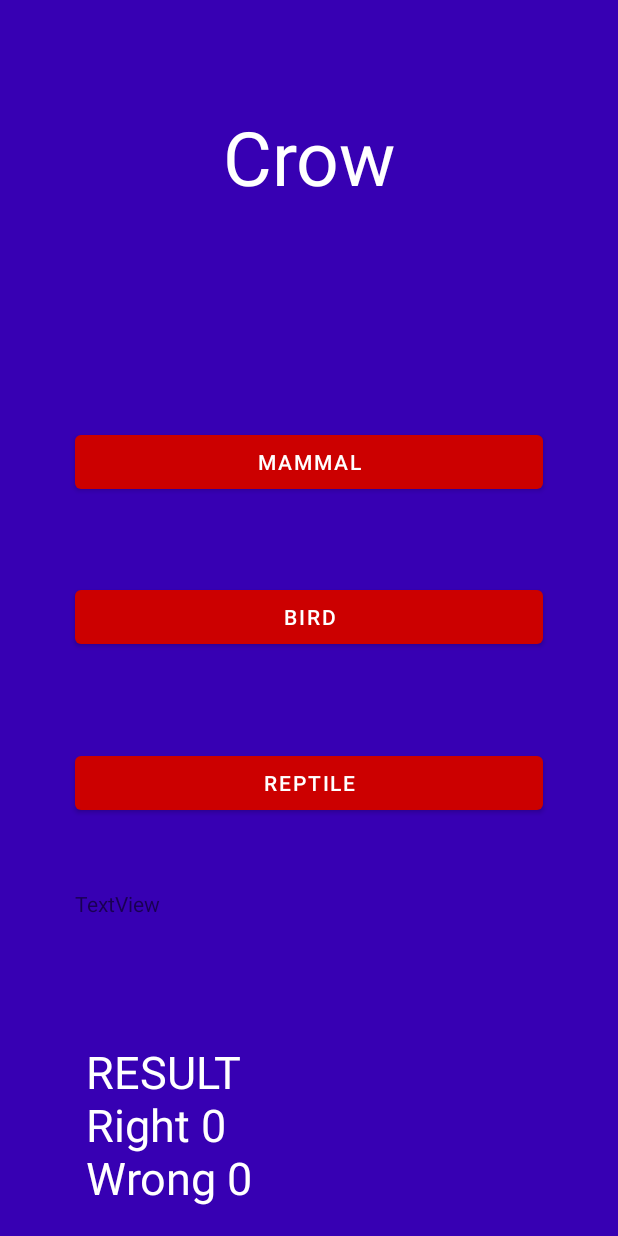
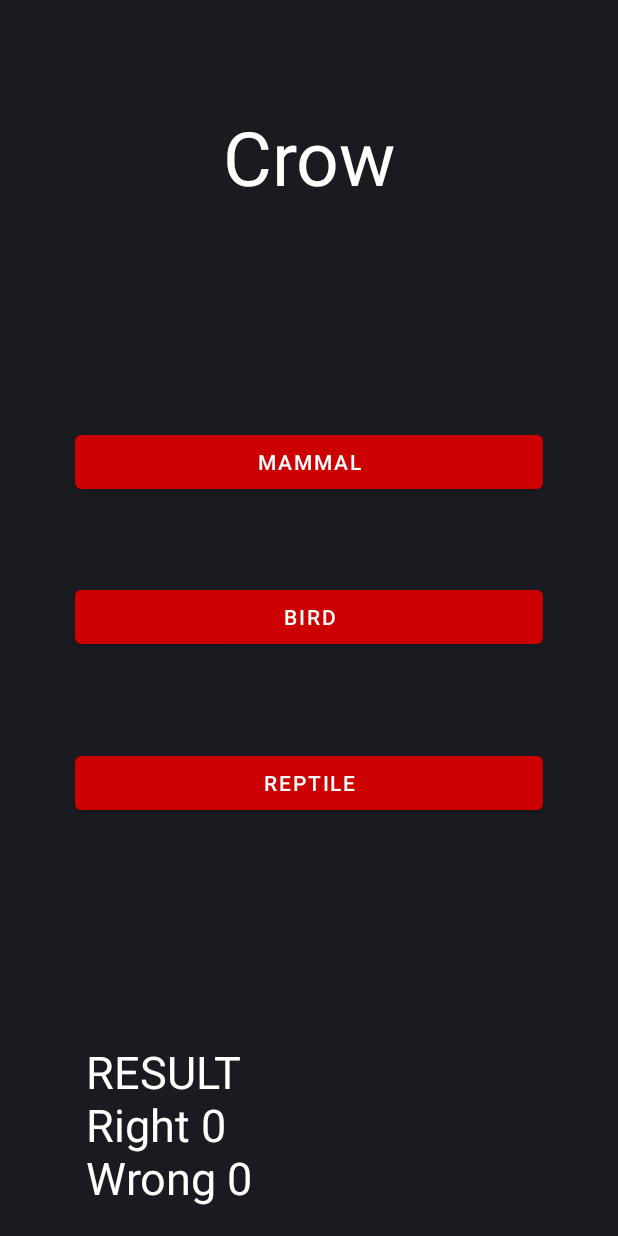
Before and after one commit to Maheen-Butt/Assignment2, an Android app: the layout activity_main.xml on its own in the app's theme, with its tools: preview values and no code run, on a phone screen of 412 x 824 dp. Run offline under Robolectric (Android 15) with nearby library versions, the phone set to English and light mode, and no system bars.

Commit message:
final commit 3.0

```diff
--- a/app/src/main/java/com/example/myapplication2/MainActivity.java
+++ b/app/src/main/java/com/example/myapplication2/MainActivity.java
@@ -17,7 +17,7 @@ public class MainActivity extends AppCompatActivity{
     Button btnM, btnB, btnR;
 
     TextView textView1, textView2;
-    int correctAns=0,wrongAns=0,index=0, catagory=0;
+    int correctAns=0,wrongAns=0,index=0, catagory=0, range=0;
     String answer = "";
 
     @Override
--- a/app/src/main/res/layout/activity_main.xml
+++ b/app/src/main/res/layout/activity_main.xml
@@ -5,7 +5,7 @@
     xmlns:tools="http://schemas.android.com/tools"
     android:layout_width="match_parent"
     android:layout_height="match_parent"
-    android:background="@color/purple_700"
+    android:background="@color/material_dynamic_neutral10"
     tools:context=".MainActivity">
 
 
@@ -34,6 +34,7 @@
         android:layout_marginStart="50dp"
         android:layout_marginEnd="50dp"
         android:text="BIRD"
+        android:textColor="@color/white"
         app:backgroundTint="@android:color/holo_red_dark"
         app:layout_constraintBottom_toBottomOf="parent"
         app:layout_constraintEnd_toEndOf="parent"
@@ -50,6 +51,7 @@
         android:layout_marginEnd="50dp"
         android:layout_marginBottom="8dp"
         android:text="MAMMAL"
+        android:textColor="@color/white"
         app:backgroundTint="@android:color/holo_red_dark"
         app:layout_constraintBottom_toBottomOf="parent"
         app:layout_constraintEnd_toEndOf="parent"
@@ -64,6 +66,7 @@
         android:layout_marginStart="50dp"
         android:layout_marginEnd="50dp"
         android:text="REPTILE"
+        android:textColor="@color/white"
         app:backgroundTint="@android:color/holo_red_dark"
         app:layout_constraintBottom_toBottomOf="parent"
         app:layout_constraintEnd_toEndOf="parent"
@@ -87,17 +90,4 @@
         app:layout_constraintTop_toTopOf="parent"
         app:layout_constraintVertical_bias="0.974" />
 
-    <TextView
-        android:id="@+id/textView"
-        android:layout_width="match_parent"
-        android:layout_height="wrap_content"
-        android:layout_marginStart="50dp"
-        android:layout_marginEnd="50dp"
-        android:text="TextView"
-        app:layout_constraintBottom_toBottomOf="@+id/textViewResult"
-        app:layout_constraintEnd_toEndOf="parent"
-        app:layout_constraintStart_toStartOf="parent"
-        app:layout_constraintTop_toTopOf="parent"
-        app:layout_constraintVertical_bias="0.754" />
-
 </androidx.constraintlayout.widget.ConstraintLayout>
--- a/app/src/main/res/values-night/themes.xml
+++ b/app/src/main/res/values-night/themes.xml
@@ -1,6 +1,6 @@
 <resources xmlns:tools="http://schemas.android.com/tools">
     <!-- Base application theme. -->
-    <style name="Theme.MyApplication2" parent="Theme.MaterialComponents.DayNight.DarkActionBar">
+    <style name="Theme.MyApplication2" parent="Theme.MaterialComponents.DayNight.NoActionBar">
         <!-- Primary brand color. -->
         <item name="colorPrimary">@color/purple_200</item>
         <item name="colorPrimaryVariant">@color/purple_700</item>
--- a/app/src/main/res/values/themes.xml
+++ b/app/src/main/res/values/themes.xml
@@ -1,6 +1,6 @@
 <resources xmlns:tools="http://schemas.android.com/tools">
     <!-- Base application theme. -->
-    <style name="Theme.MyApplication2" parent="Theme.MaterialComponents.DayNight.DarkActionBar">
+    <style name="Theme.MyApplication2" parent="Theme.MaterialComponents.DayNight.NoActionBar">
         <!-- Primary brand color. -->
         <item name="colorPrimary">@color/purple_500</item>
         <item name="colorPrimaryVariant">@color/purple_700</item>
```
